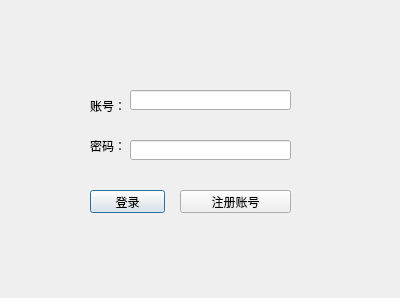
Qt form login.ui (rayfung/tux-im-client) before a commit.
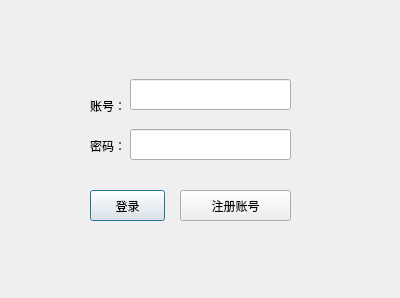
The same form after that commit.

Commit message: Change the button size

What changed in the file:
```diff
--- a/login.ui
+++ b/login.ui
@@ -43,9 +43,9 @@
    <property name="geometry">
     <rect>
      <x>130</x>
-     <y>90</y>
+     <y>79</y>
      <width>161</width>
-     <height>20</height>
+     <height>31</height>
     </rect>
    </property>
   </widget>
@@ -53,9 +53,9 @@
    <property name="geometry">
     <rect>
      <x>130</x>
-     <y>140</y>
+     <y>129</y>
      <width>161</width>
-     <height>20</height>
+     <height>31</height>
     </rect>
    </property>
    <property name="echoMode">
@@ -68,7 +68,7 @@
      <x>90</x>
      <y>190</y>
      <width>75</width>
-     <height>23</height>
+     <height>31</height>
     </rect>
    </property>
    <property name="text">
@@ -81,7 +81,7 @@
      <x>180</x>
      <y>190</y>
      <width>111</width>
-     <height>23</height>
+     <height>31</height>
     </rect>
    </property>
    <property name="text">
```
